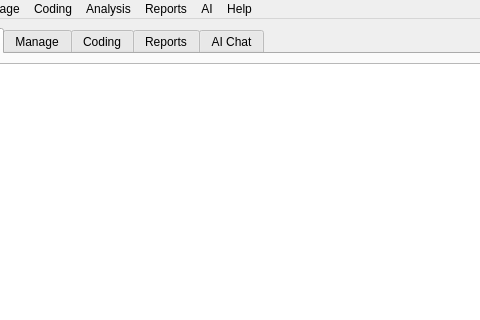
This is src/GUI_UIs/ui_main.ui in ccbogel/QualCoder as Qt 5 draws it before an edit; both pictures show x 87 to 567 and y 0 to 320 of the 1024 by 600 pixel window. The edited form follows.
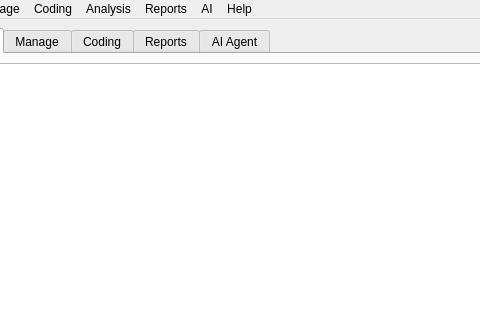
This is the edited form. The open tabs and pages were chosen to show the change.

Commit message: Switched naming from "AI Chat" to "AI Agent"

What changed in the file:
```diff
--- a/src/GUI_UIs/ui_main.ui
+++ b/src/GUI_UIs/ui_main.ui
@@ -132,7 +132,7 @@
        </widget>
        <widget class="QWidget" name="tab_ai_chat">
         <attribute name="title">
-         <string>AI Chat</string>
+         <string>AI Agent</string>
         </attribute>
        </widget>
       </widget>
```
Left out of the diff: 23 changed lines with no effect on the pictures. The commit also changes 5 other files.
